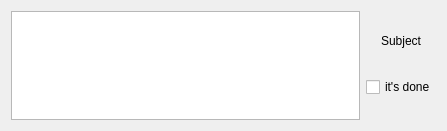
aliheydari-cl/To-do-list, file taskitemwidget.ui: the form before one commit.
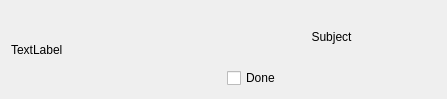
The form after the commit.

```diff
--- a/taskitemwidget.ui
+++ b/taskitemwidget.ui
@@ -7,7 +7,7 @@
     <x>0</x>
     <y>0</y>
     <width>447</width>
-    <height>131</height>
+    <height>99</height>
    </rect>
   </property>
   <property name="windowTitle">
@@ -15,25 +15,14 @@
   </property>
   <layout class="QGridLayout" name="gridLayout">
    <item row="0" column="0">
-    <layout class="QHBoxLayout" name="horizontalLayout">
-     <item>
-      <widget class="QTextBrowser" name="textBrowser"/>
-     </item>
-     <item>
+    <widget class="QLabel" name="textLabel">
+     <property name="text">
+      <string>TextLabel</string>
+     </property>
+    </widget>
+   </item>
+   <item row="0" column="1">
       <layout class="QVBoxLayout" name="verticalLayout">
-       <item>
-        <spacer name="verticalSpacer_2">
-         <property name="orientation">
-          <enum>Qt::Orientation::Vertical</enum>
-         </property>
-         <property name="sizeHint" stdset="0">
-          <size>
-           <width>20</width>
-           <height>40</height>
-          </size>
-         </property>
-        </spacer>
-       </item>
        <item>
         <widget class="QLabel" name="subject">
          <property name="text">
@@ -44,40 +33,12 @@
          </property>
         </widget>
        </item>
-       <item>
-        <spacer name="verticalSpacer_3">
-         <property name="orientation">
-          <enum>Qt::Orientation::Vertical</enum>
-         </property>
-         <property name="sizeHint" stdset="0">
-          <size>
-           <width>20</width>
-           <height>40</height>
-          </size>
-         </property>
-        </spacer>
-       </item>
        <item>
         <widget class="QCheckBox" name="checkBox">
          <property name="text">
-          <string>it's done</string>
-         </property>
-        </widget>
-       </item>
-       <item>
-        <spacer name="verticalSpacer">
-         <property name="orientation">
-          <enum>Qt::Orientation::Vertical</enum>
-         </property>
-         <property name="sizeHint" stdset="0">
-          <size>
-           <width>20</width>
-           <height>40</height>
-          </size>
-         </property>
-        </spacer>
-       </item>
-      </layout>
+        <string>Done</string>
+       </property>
+      </widget>
      </item>
     </layout>
    </item>
```
Lines whose indentation alone changed are shown as unchanged.
